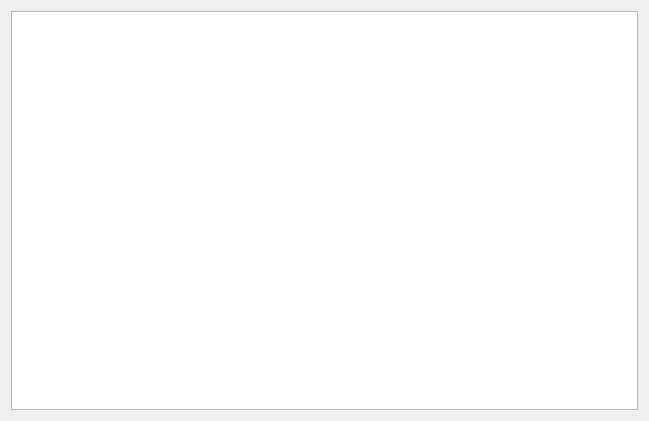
Qt form src/mkb10/mainmkb10widget.ui (megakoko/m-system) before a commit.
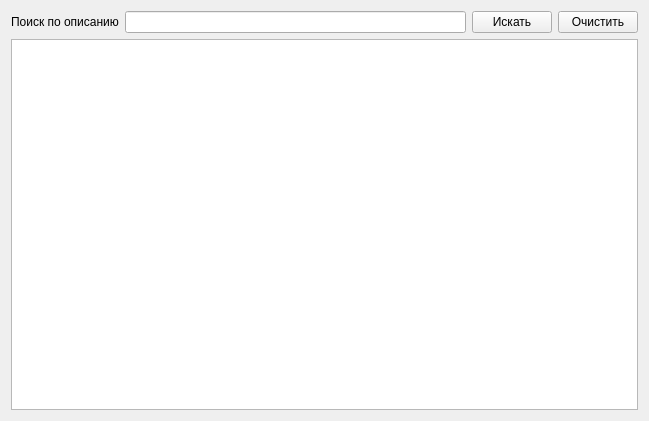
The same form after that commit.

Commit message: Добавил фильтр по болезням в МКБ10.

What changed in the file:
```diff
--- a/src/mkb10/mainmkb10widget.ui
+++ b/src/mkb10/mainmkb10widget.ui
@@ -13,8 +13,46 @@
   <property name="windowTitle">
    <string>Form</string>
   </property>
+  <layout class="QVBoxLayout" name="verticalLayout">
+   <item>
   <layout class="QHBoxLayout" name="horizontalLayout">
    <item>
+      <widget class="QLabel" name="label">
+       <property name="text">
+        <string>Поиск по описанию</string>
+       </property>
+      </widget>
+     </item>
+     <item>
+      <widget class="QLineEdit" name="m_filter"/>
+     </item>
+     <item>
+      <widget class="QPushButton" name="m_search">
+       <property name="text">
+        <string>Искать</string>
+       </property>
+      </widget>
+     </item>
+     <item>
+      <widget class="QPushButton" name="m_clear">
+       <property name="text">
+        <string>Очистить</string>
+       </property>
+      </widget>
+     </item>
+    </layout>
+   </item>
+   <item>
+    <widget class="QStackedWidget" name="m_stackedWidget">
+     <property name="currentIndex">
+      <number>1</number>
+     </property>
+     <widget class="QWidget" name="page">
+      <layout class="QVBoxLayout" name="verticalLayout_2">
+       <property name="margin">
+        <number>0</number>
+       </property>
+       <item>
     <widget class="QTreeWidget" name="m_treeWidget">
      <property name="uniformRowHeights">
       <bool>true</bool>
@@ -30,6 +68,20 @@
        <string notr="true">1</string>
       </property>
      </column>
+        </widget>
+       </item>
+      </layout>
+     </widget>
+     <widget class="QWidget" name="page_2">
+      <layout class="QVBoxLayout" name="verticalLayout_3">
+       <property name="margin">
+        <number>0</number>
+       </property>
+       <item>
+        <widget class="QListView" name="m_listView"/>
+       </item>
+      </layout>
+     </widget>
     </widget>
    </item>
   </layout>
```
Lines whose indentation alone changed are shown as unchanged. The commit also changes 2 other files.
